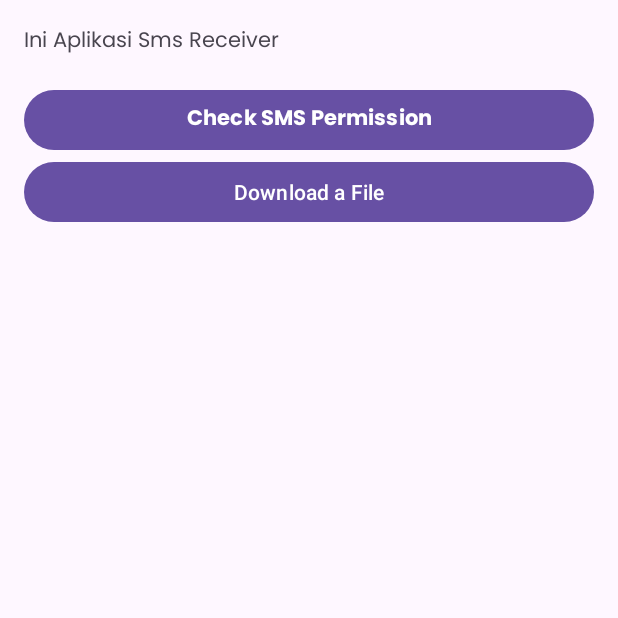
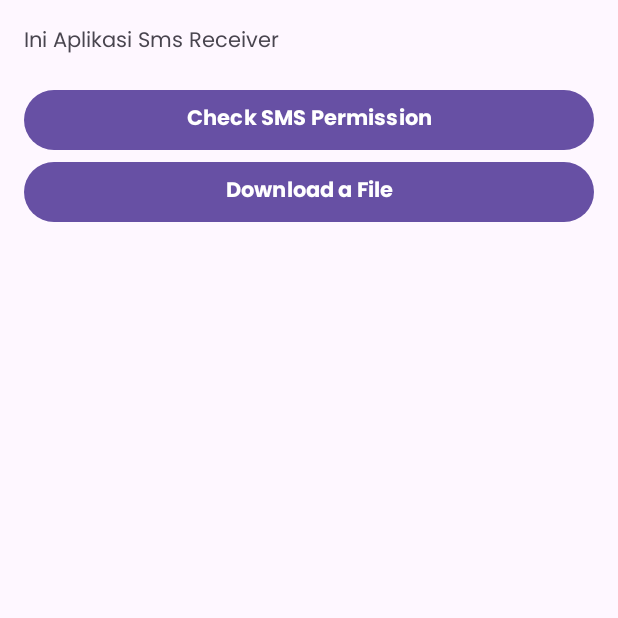
Before and after one commit to bimamib/Latihan-BroadcastReceiver, an Android app: the screen it shows after launch (MainActivity), after a tap on "Check SMS Permission", on a phone screen of 412 x 824 dp, the top half of it. Run offline under Robolectric (Android 15) with nearby library versions, the phone set to English and light mode, and no system bars.

Commit message:
melengkapi MainActivity.kt untuk mengenalkan button download

```diff
--- a/app/src/main/java/com/bima/mybroadcastreceiver/MainActivity.kt
+++ b/app/src/main/java/com/bima/mybroadcastreceiver/MainActivity.kt
@@ -18,6 +18,7 @@ class MainActivity : AppCompatActivity(), View.OnClickListener {
         setContentView(binding?.root)
 
         binding?.btnPermission?.setOnClickListener(this)
+        binding?.btnDownload?.setOnClickListener(this)
     }
 
     var requestPermissionLauncher = registerForActivityResult(
@@ -33,6 +34,9 @@ class MainActivity : AppCompatActivity(), View.OnClickListener {
     override fun onClick(v: View) {
         when (v.id) {
             R.id.btn_permission -> requestPermissionLauncher.launch(Manifest.permission.RECEIVE_SMS)
+            R.id.btn_download -> {
+
+            }
         }
     }
 
--- a/app/src/main/res/layout/activity_main.xml
+++ b/app/src/main/res/layout/activity_main.xml
@@ -26,5 +26,6 @@
         android:id="@+id/btn_download"
         android:layout_width="match_parent"
         android:layout_height="wrap_content"
+        android:fontFamily="@font/poppins_bold"
         android:text="@string/download_file" />
 </LinearLayout>
```
